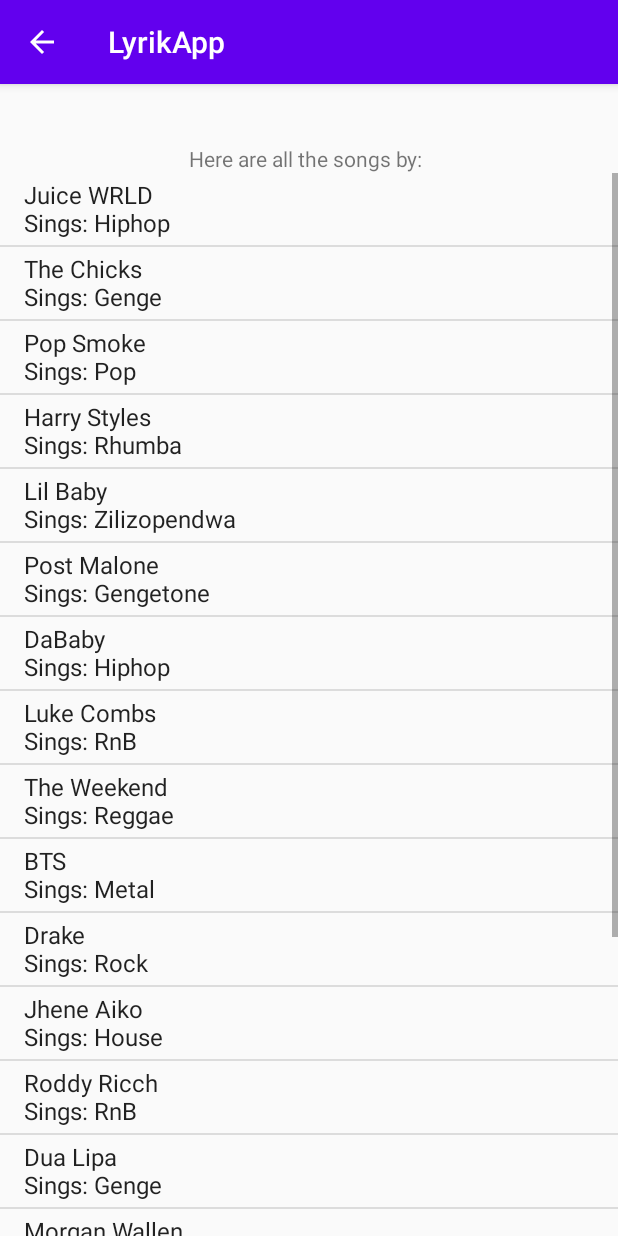
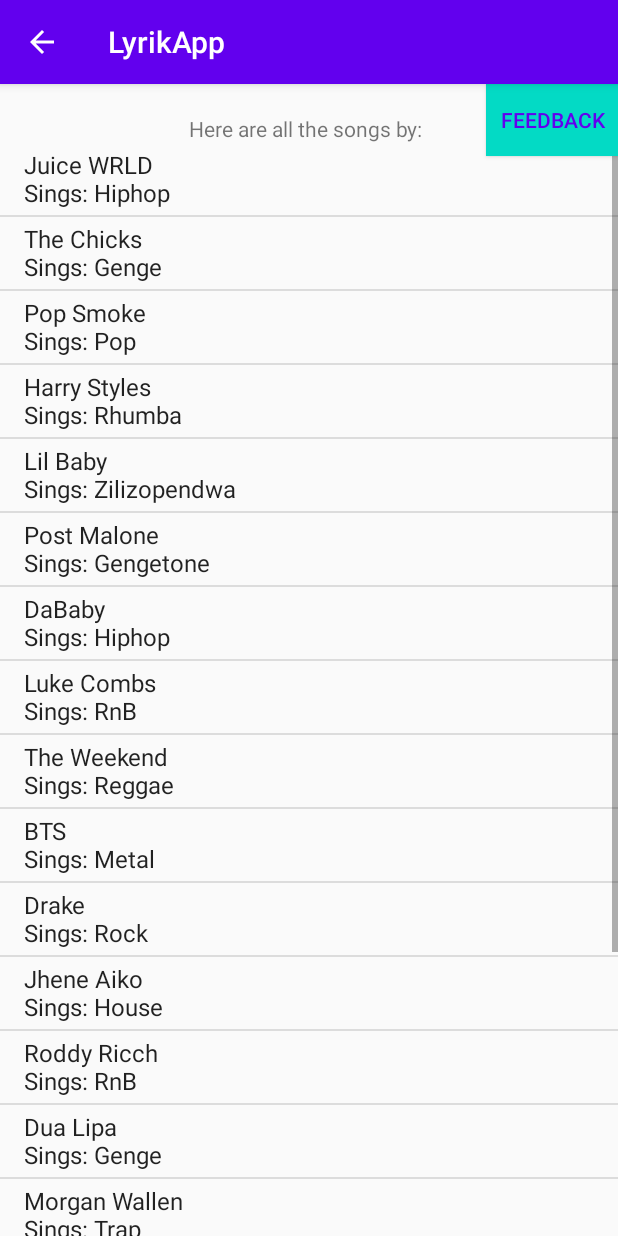
Before and after one commit to mbalanya/LyrikApp, an Android app: the screen it shows after launch (TrendingSongsActivity), after a tap on "SEARCH SONG", on a phone screen of 412 x 824 dp. Run offline under Robolectric (Android 15) with nearby library versions, the phone set to English and light mode, and no system bars; our stand-ins replace ButterKnife; Roboto replaces fonts that are not available here.

Commit message:
add fragment button to TrendingSongsLayout

```diff
--- a/app/src/main/res/layout/activity_trending_songs.xml
+++ b/app/src/main/res/layout/activity_trending_songs.xml
@@ -5,13 +5,23 @@
     android:layout_height="match_parent"
     tools:context="com.chalookoba.lyrikapp.TrendingSongsActivity">
 
+    <Button
+        android:id="@+id/feedbackButton"
+        android:layout_width="wrap_content"
+        android:layout_height="wrap_content"
+        android:background="@color/colorAccent"
+        android:text="Feedback"
+        android:textColor="@color/colorPrimary"
+        android:layout_alignParentRight="true"/>
+
     <TextView
         android:id="@+id/artistSearchTextView"
         android:layout_width="wrap_content"
         android:layout_height="wrap_content"
         android:text="Songs near "
-        android:layout_marginTop="40dp"
-        android:layout_centerHorizontal="true" />
+        android:layout_marginTop="20dp"
+        android:layout_centerHorizontal="true"
+        />
 
     <ListView
         android:id="@+id/listView"
```
